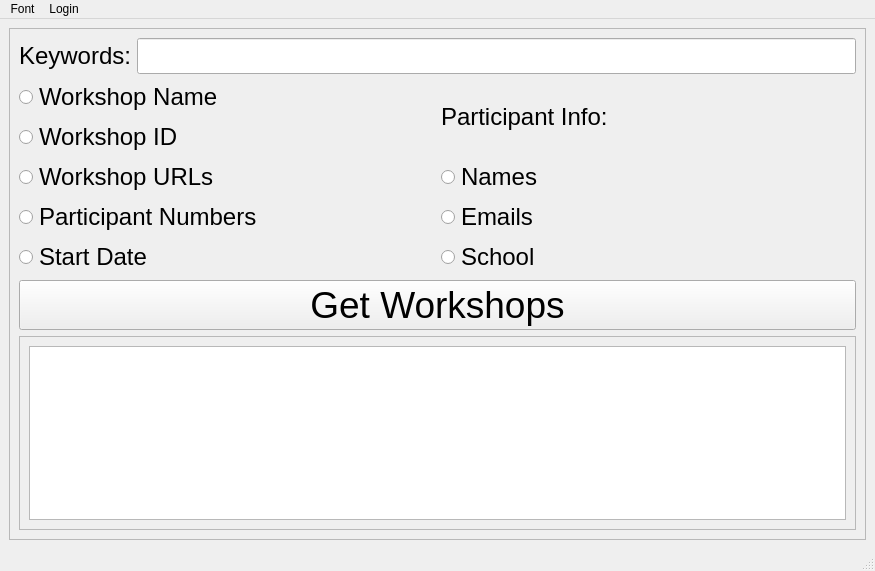
The window that Workshop_App/WorkshopProgram.ui (Moontok/WorkshopApp) describes before a commit, drawn with Qt 5.
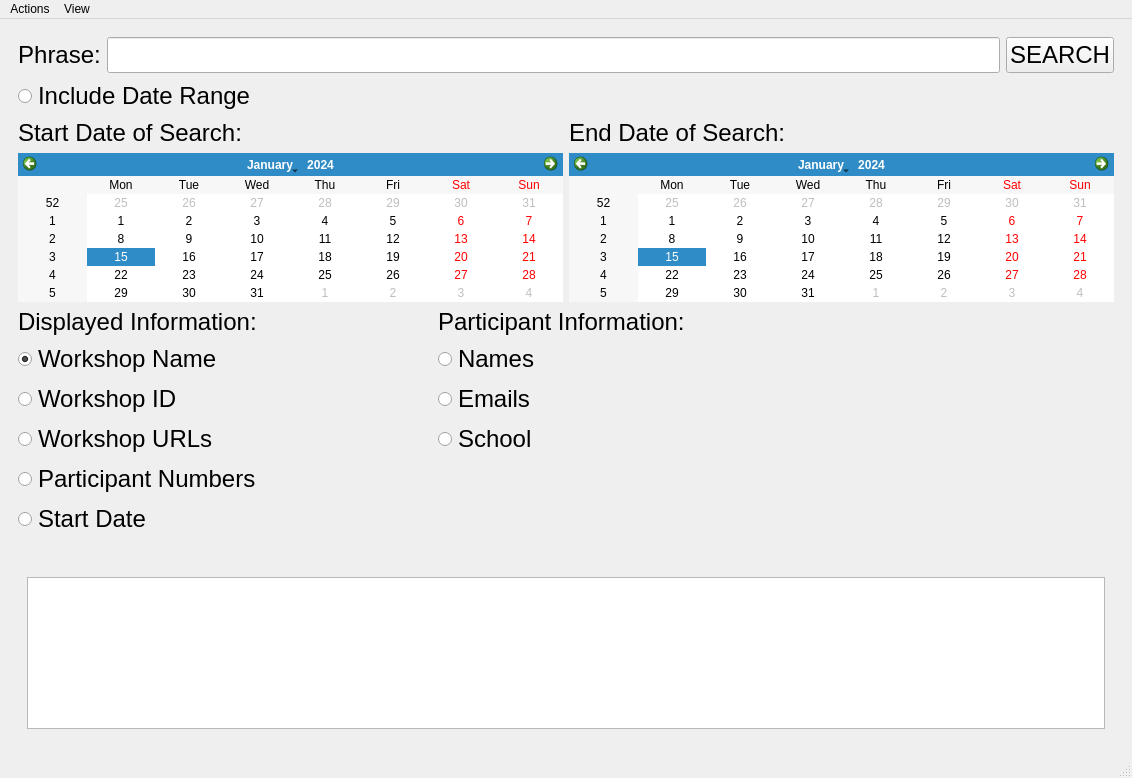
The same window after the commit. Icons and pictures are not drawn.

Commit message: Refactoring and Added Search by Date Range

Patch:
```diff
--- a/Workshop_App/WorkshopProgram.ui
+++ b/Workshop_App/WorkshopProgram.ui
@@ -6,23 +6,26 @@
    <rect>
     <x>0</x>
     <y>0</y>
-    <width>875</width>
-    <height>571</height>
+    <width>1132</width>
+    <height>778</height>
    </rect>
   </property>
   <property name="windowTitle">
    <string>Workshop App</string>
   </property>
   <property name="windowIcon">
-   <iconset>
-    <normaloff>ADE_CS_Final_Design_Color.png</normaloff>ADE_CS_Final_Design_Color.png</iconset>
+   <iconset resource="Resources/graphics.qrc">
+    <normaloff>:/Logo/2018_CS_Logo_Square.png</normaloff>:/Logo/2018_CS_Logo_Square.png</iconset>
+  </property>
+  <property name="styleSheet">
+   <string notr="true"/>
   </property>
   <widget class="QWidget" name="centralwidget">
    <layout class="QVBoxLayout" name="verticalLayout">
     <item>
      <widget class="QFrame" name="frame">
       <property name="frameShape">
-       <enum>QFrame::StyledPanel</enum>
+       <enum>QFrame::NoFrame</enum>
       </property>
       <property name="frameShadow">
        <enum>QFrame::Raised</enum>
@@ -42,7 +45,7 @@
                 </font>
                </property>
                <property name="text">
-                <string>Keywords:</string>
+                <string>Phrase:</string>
                </property>
                <property name="alignment">
                 <set>Qt::AlignCenter</set>
@@ -58,12 +61,92 @@
                </property>
               </widget>
              </item>
+             <item>
+              <widget class="QPushButton" name="buttonGetWorkshops">
+               <property name="font">
+                <font>
+                 <pointsize>18</pointsize>
+                </font>
+               </property>
+               <property name="text">
+                <string>SEARCH</string>
+               </property>
+              </widget>
+             </item>
+            </layout>
+           </item>
+           <item>
+            <widget class="QRadioButton" name="radioUseDate">
+             <property name="font">
+              <font>
+               <pointsize>18</pointsize>
+              </font>
+             </property>
+             <property name="text">
+              <string>Include Date Range</string>
+             </property>
+            </widget>
+           </item>
+           <item>
+            <layout class="QHBoxLayout" name="horizontalLayout_4">
+             <item>
+              <widget class="QLabel" name="startDateLabel">
+               <property name="font">
+                <font>
+                 <pointsize>18</pointsize>
+                </font>
+               </property>
+               <property name="text">
+                <string>Start Date of Search:</string>
+               </property>
+              </widget>
+             </item>
+             <item>
+              <widget class="QLabel" name="endDateLabel">
+               <property name="font">
+                <font>
+                 <pointsize>18</pointsize>
+                </font>
+               </property>
+               <property name="text">
+                <string>End Date of Search:</string>
+               </property>
+              </widget>
+             </item>
+            </layout>
+           </item>
+           <item>
+            <layout class="QHBoxLayout" name="horizontalLayout_3">
+             <item>
+              <widget class="QCalendarWidget" name="calendarWidget_StartDate"/>
+             </item>
+             <item>
+              <widget class="QCalendarWidget" name="calendarWidget_EndDate"/>
+             </item>
             </layout>
            </item>
            <item>
             <layout class="QHBoxLayout" name="horizontalLayout_2">
+             <property name="sizeConstraint">
+              <enum>QLayout::SetDefaultConstraint</enum>
+             </property>
+             <property name="leftMargin">
+              <number>0</number>
+             </property>
              <item>
               <layout class="QVBoxLayout" name="verticalLayout_3">
+               <item>
+                <widget class="QLabel" name="label_2">
+                 <property name="font">
+                  <font>
+                   <pointsize>18</pointsize>
+                  </font>
+                 </property>
+                 <property name="text">
+                  <string>Displayed Information:</string>
+                 </property>
+                </widget>
+               </item>
                <item>
                 <widget class="QRadioButton" name="radioWsName">
                  <property name="font">
@@ -74,6 +157,9 @@
                  <property name="text">
                   <string>Workshop Name</string>
                  </property>
+                 <property name="checked">
+                  <bool>true</bool>
+                 </property>
                  <property name="autoExclusive">
                   <bool>false</bool>
                  </property>
@@ -139,6 +225,22 @@
                  </property>
                 </widget>
                </item>
+               <item>
+                <widget class="QFrame" name="frame_3">
+                 <property name="minimumSize">
+                  <size>
+                   <width>0</width>
+                   <height>0</height>
+                  </size>
+                 </property>
+                 <property name="frameShape">
+                  <enum>QFrame::NoFrame</enum>
+                 </property>
+                 <property name="frameShadow">
+                  <enum>QFrame::Raised</enum>
+                 </property>
+                </widget>
+               </item>
               </layout>
              </item>
              <item>
@@ -151,7 +253,7 @@
                   </font>
                  </property>
                  <property name="text">
-                  <string>Participant Info:</string>
+                  <string>Participant Information:</string>
                  </property>
                  <property name="alignment">
                   <set>Qt::AlignLeading|Qt::AlignLeft|Qt::AlignVCenter</set>
@@ -212,28 +314,57 @@
                  </property>
                 </widget>
                </item>
+               <item>
+                <widget class="QFrame" name="frame_2">
+                 <property name="minimumSize">
+                  <size>
+                   <width>0</width>
+                   <height>100</height>
+                  </size>
+                 </property>
+                 <property name="frameShape">
+                  <enum>QFrame::NoFrame</enum>
+                 </property>
+                 <property name="frameShadow">
+                  <enum>QFrame::Plain</enum>
+                 </property>
+                </widget>
+               </item>
               </layout>
              </item>
+             <item>
+              <widget class="QLabel" name="label">
+               <property name="maximumSize">
+                <size>
+                 <width>256</width>
+                 <height>256</height>
+                </size>
+               </property>
+               <property name="styleSheet">
+                <string notr="true"/>
+               </property>
+               <property name="text">
+                <string/>
+               </property>
+               <property name="pixmap">
+                <pixmap resource="Resources/graphics.qrc">:/Logo/2018_CS_Logo_Square.png</pixmap>
+               </property>
+               <property name="scaledContents">
+                <bool>true</bool>
+               </property>
+              </widget>
+             </item>
             </layout>
            </item>
           </layout>
          </item>
          <item>
           <layout class="QVBoxLayout" name="verticalLayout_5">
-           <item>
-            <widget class="QPushButton" name="buttonGetWorkshops">
-             <property name="font">
-              <font>
-               <pointsize>28</pointsize>
-              </font>
-             </property>
-             <property name="text">
-              <string>Get Workshops</string>
-             </property>
-            </widget>
-           </item>
            <item>
             <widget class="QScrollArea" name="scrollArea">
+             <property name="frameShape">
+              <enum>QFrame::NoFrame</enum>
+             </property>
              <property name="widgetResizable">
               <bool>true</bool>
              </property>
@@ -242,8 +373,8 @@
                <rect>
                 <x>0</x>
                 <y>0</y>
-                <width>831</width>
-                <height>183</height>
+                <width>1092</width>
+                <height>116</height>
                </rect>
               </property>
               <layout class="QVBoxLayout" name="verticalLayout_2">
@@ -268,30 +399,31 @@
     <rect>
      <x>0</x>
      <y>0</y>
-     <width>875</width>
-     <height>21</height>
+     <width>1132</width>
+     <height>20</height>
     </rect>
    </property>
-   <widget class="QMenu" name="menuFont">
+   <widget class="QMenu" name="menuActions">
     <property name="title">
-     <string>Font</string>
+     <string>Actions</string>
+    </property>
+    <addaction name="actionUpdate_Credentials"/>
+    <addaction name="actionUpdate_Database"/>
+   </widget>
+   <widget class="QMenu" name="menuView">
+    <property name="title">
+     <string>View</string>
     </property>
     <addaction name="actionIncrease_CTRL"/>
     <addaction name="actionDecrease_CTRL"/>
    </widget>
-   <widget class="QMenu" name="menuLogin">
-    <property name="title">
-     <string>Login</string>
-    </property>
-    <addaction name="actionUpdate_Credentials"/>
-   </widget>
-   <addaction name="menuFont"/>
-   <addaction name="menuLogin"/>
+   <addaction name="menuActions"/>
+   <addaction name="menuView"/>
   </widget>
   <widget class="QStatusBar" name="statusbar"/>
   <action name="actionIncrease_CTRL">
    <property name="text">
-    <string>Increase CTRL + =</string>
+    <string>Increase Font    CTRL + =</string>
    </property>
    <property name="shortcut">
     <string>Ctrl+=</string>
@@ -299,7 +431,7 @@
   </action>
   <action name="actionDecrease_CTRL">
    <property name="text">
-    <string>Decrease CTRL + -</string>
+    <string>Decrease Font    CTRL + -</string>
    </property>
    <property name="shortcut">
     <string>Ctrl+-</string>
@@ -310,6 +442,11 @@
     <string>Update Credentials</string>
    </property>
   </action>
+  <action name="actionUpdate_Database">
+   <property name="text">
+    <string>Update Database</string>
+   </property>
+  </action>
  </widget>
  <resources/>
  <connections/>
```
Left out of the diff: 4 changed lines with no effect on the pictures. The commit also changes 7 other files.
